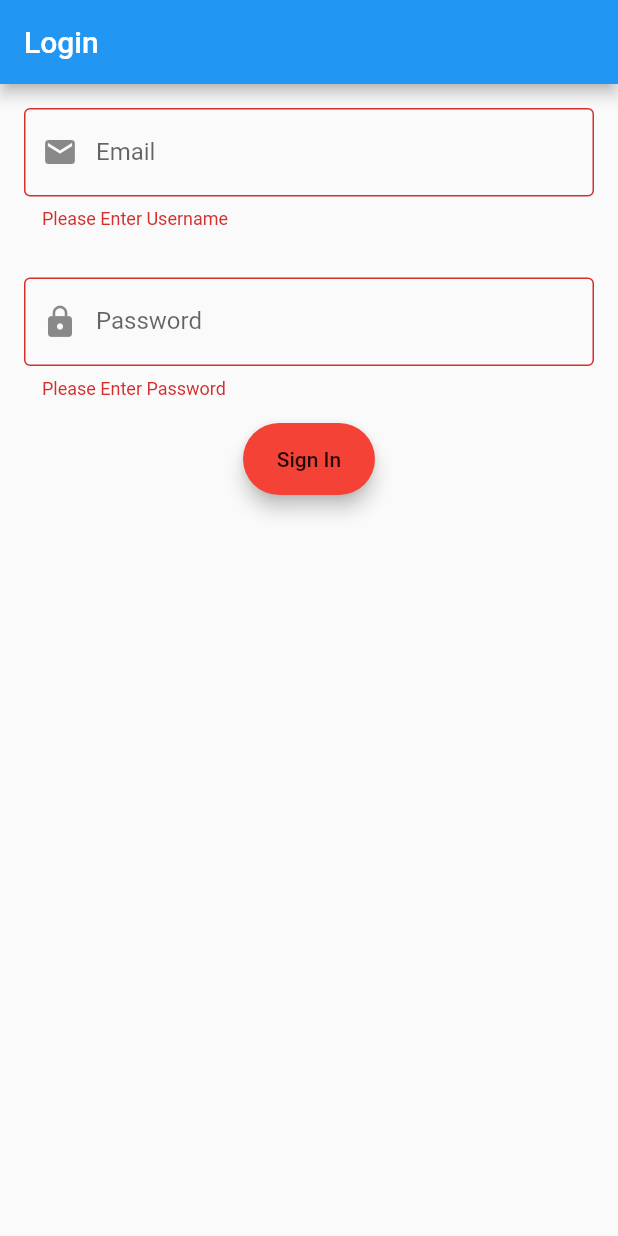
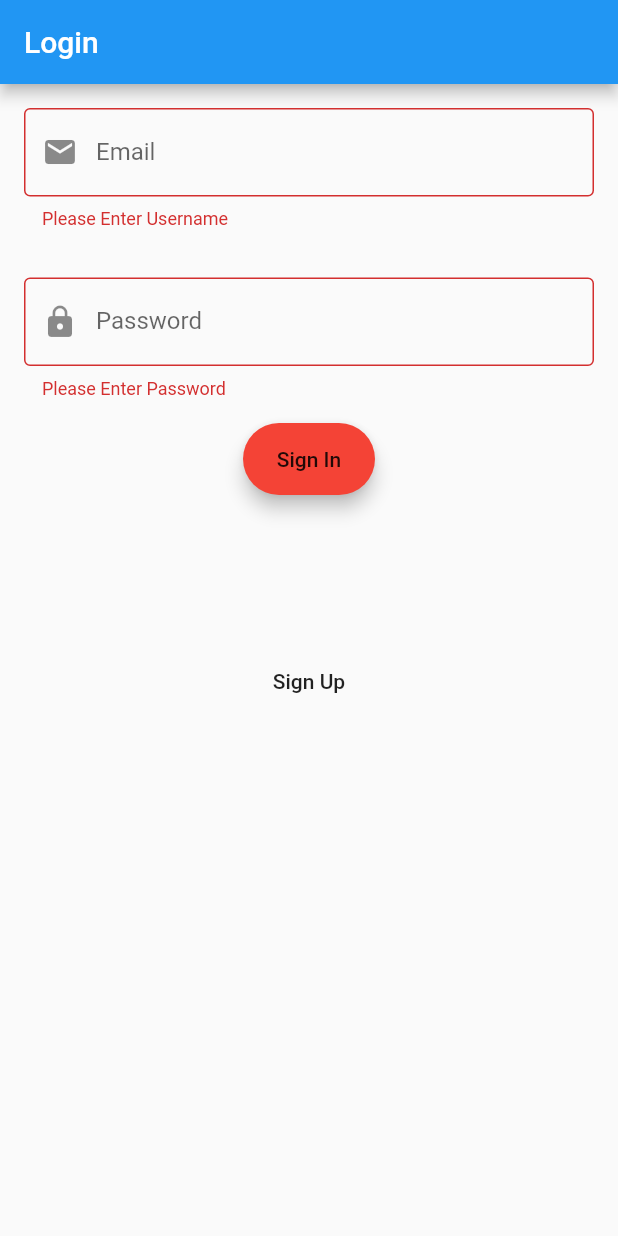
Before and after one commit to yashpaneliya/Flutter-NodeJS-MySQL, a Flutter app: the screen it shows after launch, after a tap on "Sign In", on a phone screen of 412 x 824 dp. Run offline on Flutter 3.47's test engine with Material 2 defaults, Android fonts, the phone set to English and light mode, and no system bars; our stand-ins replace flutter_bloc; accounts and stored records are empty.

Commit message:
Minor changes

```diff
--- a/state_login/lib/login.dart
+++ b/state_login/lib/login.dart
@@ -1,6 +1,7 @@
 import 'package:flutter/material.dart';
 import 'package:provider/provider.dart';
 import 'package:state_login/userrepo.dart';
+
 
 class LoginPage extends StatefulWidget {
   @override
@@ -15,7 +16,7 @@ class _LoginPageState extends State<LoginPage> {
 
   @override
   Widget build(BuildContext context) {
-    final user=Provider.of<UserRepo>(context,listen: false);
+    final user=Provider.of<UserRepo>(context);
     return Scaffold(
       key:_key,
       appBar: AppBar(title: Text('Login'),),
@@ -53,23 +54,34 @@ class _LoginPageState extends State<LoginPage> {
                         elevation: 5.0,
                         borderRadius: BorderRadius.circular(30.0),
                         color: Colors.red,
-                        child: MaterialButton(
+                        child: MaterialButton(  //login button
                           onPressed: () async {
                             if (formKey.currentState.validate()) {
-                              if ((!await user.signIn(
-                                  _email.text, _password.text)) == true)
+                              //calling the function to login
+                              if ((await user.signIn(
+                                  _email.text, _password.text)) == false)
                                 {_key.currentState.showSnackBar(SnackBar(
                                   content: Text("Something is wrong"),
                                 ));
                                 }
                             }
+                            print(user.st);
 
                           },
                           child: Text(
                             "Sign In",
                         ),
                       ),
-                    ))
+                    )),
+                    SizedBox(height: 100.0,),
+                    FlatButton(  //signup button
+                        onPressed: (){
+                          print(user.st);
+                          user.st=Status.signupauthenticating;
+                          print(user.st);
+                        },
+                        child: Text('Sign Up'),
+                      ),
         ],),
       )
     );
--- a/state_login/lib/main.dart
+++ b/state_login/lib/main.dart
@@ -1,6 +1,7 @@
 import 'package:flutter/material.dart';
 import 'package:provider/provider.dart';
 import 'package:state_login/login.dart';
+import 'package:state_login/signup.dart';
 import 'package:state_login/userrepo.dart';
 
 void main()=>runApp(MyApp());
@@ -21,12 +22,18 @@ class HomePage extends StatelessWidget {
       create: (_) => UserRepo(),
       child: Consumer(
         builder: (context,UserRepo user,_){
+          //switch case to display UI Pages according to states
           switch(user.status){
             case Status.Unintialized:
               return Splash();
             case Status.Unauthenticated:
             case Status.Authenticating:
               return LoginPage();
+            case Status.signupauthenticating:
+            case Status.notsignedup:
+              return SignUpPage();
+            case Status.signedup:
+              return Task(id: user.id,);
             case Status.Authenticated:
               return Task(id: user.id);
           }
```
Also changed, not shown: state_login/lib/signup.dart (added, +78 -0 lines), state_login/lib/userrepo.dart (+45 -5 lines).
